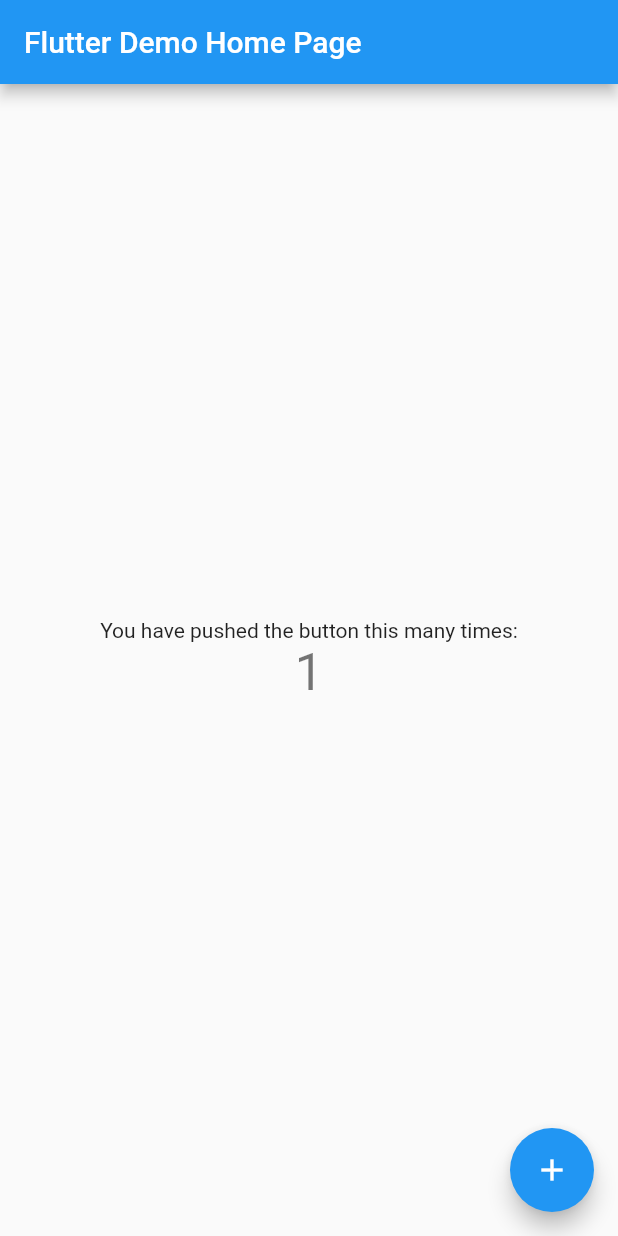
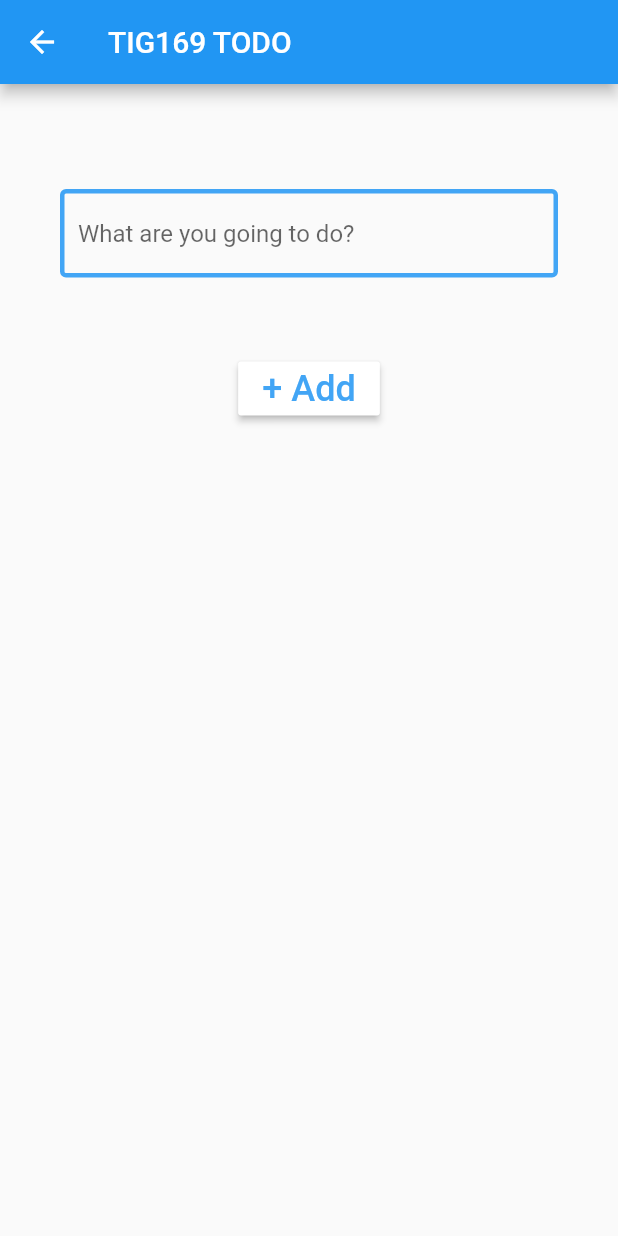
Before and after one commit to DennisJ1/gusjande, a Flutter app: the screen it shows after launch, after a tap on the "add" icon, on a phone screen of 412 x 824 dp. Run offline on Flutter 3.47's test engine with Material 2 defaults, Android fonts, the phone set to English and light mode, and no system bars.

Commit message:
updates for steg1

```diff
--- a/lib/main.dart
+++ b/lib/main.dart
@@ -5,113 +5,111 @@ void main() {
 }
 
 class MyApp extends StatelessWidget {
-  // This widget is the root of your application.
   @override
   Widget build(BuildContext context) {
     return MaterialApp(
-      title: 'Flutter Demo',
-      theme: ThemeData(
-        // This is the theme of your application.
-        //
-        // Try running your application with "flutter run". You'll see the
-        // application has a blue toolbar. Then, without quitting the app, try
-        // changing the primarySwatch below to Colors.green and then invoke
-        // "hot reload" (press "r" in the console where you ran "flutter run",
-        // or simply save your changes to "hot reload" in a Flutter IDE).
-        // Notice that the counter didn't reset back to zero; the application
-        // is not restarted.
-        primarySwatch: Colors.blue,
-        // This makes the visual density adapt to the platform that you run
-        // the app on. For desktop platforms, the controls will be smaller and
-        // closer together (more dense) than on mobile platforms.
-        visualDensity: VisualDensity.adaptivePlatformDensity,
-      ),
-      home: MyHomePage(title: 'Flutter Demo Home Page'),
+      home: MainView(),
     );
   }
 }
 
-class MyHomePage extends StatefulWidget {
-  MyHomePage({Key key, this.title}) : super(key: key);
+class MainView extends StatelessWidget {
+  Widget build(BuildContext context) {
+    return Scaffold(
+      appBar: AppBar(
+        title: Text('TIG169 TODO'),
+        actions: [
+          IconButton(
+            icon: Icon(Icons.list),
+            onPressed: () {},
+          ),
+        ],
+      ),
+      body: _list(),
+      floatingActionButton: FloatingActionButton(
+        child: Icon(Icons.add),
+        onPressed: () {
+          Navigator.push(
+              context, MaterialPageRoute(builder: (context) => SecondView()));
+        },
+      ),
+    );
+  }
 
-  // This widget is the home page of your application. It is stateful, meaning
-  // that it has a State object (defined below) that contains fields that affect
-  // how it looks.
+  Widget _list() {
+    return ListView(
+      children: [
+        _item('Städa'),
+        _item('Diska'),
+        _item('Studera'),
+      ],
+    );
+  }
 
-  // This class is the configuration for the state. It holds the values (in this
-  // case the title) provided by the parent (in this case the App widget) and
-  // used by the build method of the State. Fields in a Widget subclass are
-  // always marked "final".
-
-  final String title;
-
-  @override
-  _MyHomePageState createState() => _MyHomePageState();
+  Widget _item(text) {
+    return CheckboxListTile(
+        //Hela widgeten måste bytas ut nästa vecka
+        title: Text(text,
+            style: TextStyle(
+              fontSize: 24,
+              color: Colors.blueGrey,
+            )),
+        secondary: Icon(Icons.delete),
+        controlAffinity: ListTileControlAffinity.leading,
+        value: false,
+        onChanged: (null));
+  }
 }
 
-class _MyHomePageState extends State<MyHomePage> {
-  int _counter = 0;
-
-  void _incrementCounter() {
-    setState(() {
-      // This call to setState tells the Flutter framework that something has
-      // changed in this State, which causes it to rerun the build method below
-      // so that the display can reflect the updated values. If we changed
-      // _counter without calling setState(), then the build method would not be
-      // called again, and so nothing would appear to happen.
-      _counter++;
-    });
-  }
-
+class SecondView extends StatelessWidget {
   @override
   Widget build(BuildContext context) {
-    // This method is rerun every time setState is called, for instance as done
-    // by the _incrementCounter method above.
-    //
-    // The Flutter framework has been optimized to make rerunning build methods
-    // fast, so that you can just rebuild anything that needs updating rather
-    // than having to individually change instances of widgets.
     return Scaffold(
       appBar: AppBar(
-        // Here we take the value from the MyHomePage object that was created by
-        // the App.build method, and use it to set our appbar title.
-        title: Text(widget.title),
+        title: Text('TIG169 TODO'),
       ),
       body: Center(
-        // Center is a layout widget. It takes a single child and positions it
-        // in the middle of the parent.
         child: Column(
-          // Column is also a layout widget. It takes a list of children and
-          // arranges them vertically. By default, it sizes itself to fit its
-          // children horizontally, and tries to be as tall as its parent.
-          //
-          // Invoke "debug painting" (press "p" in the console, choose the
-          // "Toggle Debug Paint" action from the Flutter Inspector in Android
-          // Studio, or the "Toggle Debug Paint" command in Visual Studio Code)
-          // to see the wireframe for each widget.
-          //
-          // Column has various properties to control how it sizes itself and
-          // how it positions its children. Here we use mainAxisAlignment to
-          // center the children vertically; the main axis here is the vertical
-          // axis because Columns are vertical (the cross axis would be
-          // horizontal).
-          mainAxisAlignment: MainAxisAlignment.center,
-          children: <Widget>[
-            Text(
-              'You have pushed the button this many times:',
-            ),
-            Text(
-              '$_counter',
-              style: Theme.of(context).textTheme.headline4,
-            ),
+          mainAxisAlignment: MainAxisAlignment.start,
+          crossAxisAlignment: CrossAxisAlignment.start,
+          children: [
+            _toDoInputField(),
+            _addActivityButton(),
           ],
         ),
       ),
-      floatingActionButton: FloatingActionButton(
-        onPressed: _incrementCounter,
-        tooltip: 'Increment',
-        child: Icon(Icons.add),
-      ), // This trailing comma makes auto-formatting nicer for build methods.
     );
   }
+
+  Widget _toDoInputField() {
+    return Container(
+      margin: EdgeInsets.only(left: 40, top: 70, right: 40),
+      child: TextField(
+        decoration: InputDecoration(
+          enabledBorder: OutlineInputBorder(
+              borderSide: BorderSide(
+            width: 3.0,
+            color: Colors.blue[400],
+          )),
+          hintText: 'What are you going to do?',
+        ),
+      ),
+    );
+  }
+
+  Widget _addActivityButton() {
+    return Container(
+        alignment: Alignment.center,
+        padding: EdgeInsets.all(50.0),
+        child: RaisedButton(
+          onPressed: () {},
+          // disabledColor: Color(0xFFFFFFFF),
+          color: Color(0xFFFFFFFF),
+          child: Text('+ Add',
+              style: TextStyle(
+                fontSize: 24,
+                color: Colors.blue[400],
+              )),
+        ));
+  }
 }
```
